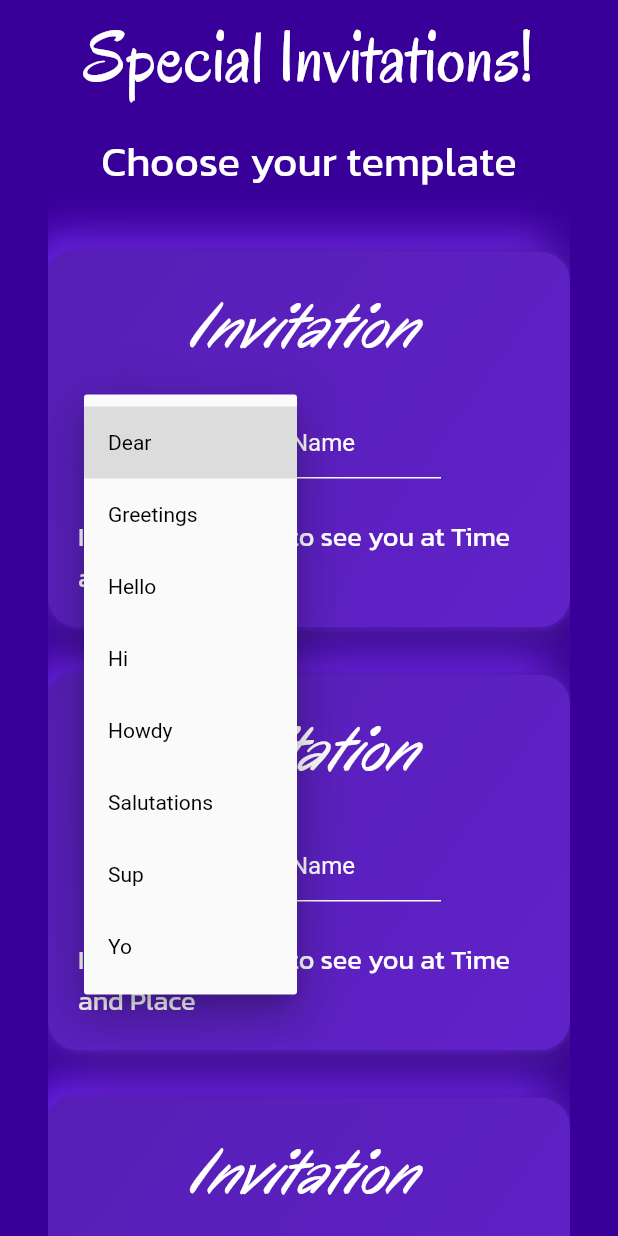
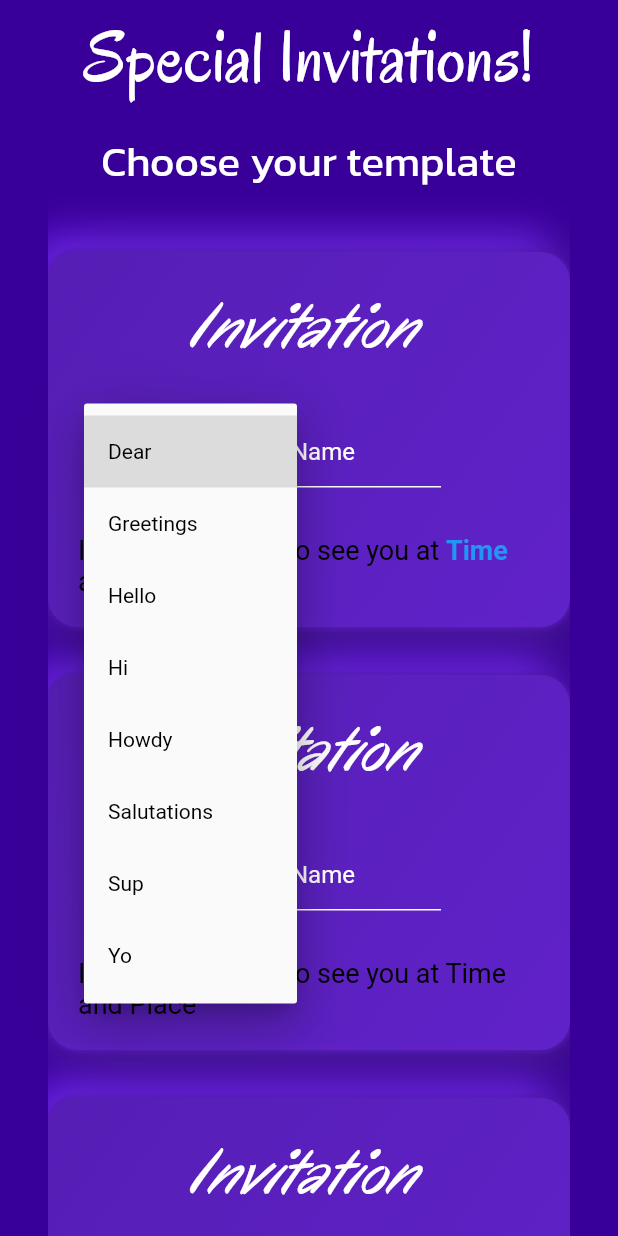
Before and after one commit to fawaz-alesayi/special-cards, a Flutter app: the screen it shows after launch, after a tap on "Dear", on a phone screen of 412 x 824 dp. Run offline on Flutter 3.47's test engine with Material 2 defaults, Android fonts, the light colour scheme and no system bars.

Commit message:
feature: make some parts of body text clickable 👆

```diff
--- /dev/null
+++ b/lib/body_text.dart
@@ -0,0 +1,40 @@
+import 'package:flutter/material.dart';
+import 'package:flutter/widgets.dart';
+import 'package:invitation_cards/utils.dart';
+
+class BodyText extends StatelessWidget {
+  final String text;
+  final List<String> userInputs;
+
+  BodyText({required this.text, required this.userInputs});
+
+  @override
+  Widget build(BuildContext context) {
+    List<String> textTokens = text.split(" ").intersperse(" ");
+    return RichText(
+      text: TextSpan(
+        style: const TextStyle(
+          fontSize: 18.0,
+          color: Colors.black,
+        ),
+        children: textTokens
+            .map( (token) {
+              if (userInputs.contains(token)) {
+                return TextSpan(
+                  text: token,
+                  style: const TextStyle(
+                    fontWeight: FontWeight.bold,
+                    color: Colors.blue,
+                  ),
+                );
+              } else {
+                return TextSpan(
+                  text: token
+                );
+              }
+            })
+            .toList(),
+      ),
+    );
+  }
+}
--- a/lib/main.dart
+++ b/lib/main.dart
@@ -94,19 +94,16 @@ class HomePage extends StatelessWidget {
             ),
             const SizedBox(height: 32),
             TemplateWidget(
-                template: Template(
-                    body: "I would be happy to see you at Time and Place",
-                    userInputs: ['Name'])),
+                body: "I would be happy to see you at Time and Place so yeah",
+                userInputs: ['Time', 'Place']),
             const SizedBox(height: 32),
             TemplateWidget(
-                template: Template(
-                    body: "I would be happy to see you at Time and Place",
-                    userInputs: ['Name'])),
+                body: "I would be happy to see you at Time and Place",
+                userInputs: ['Name']),
             const SizedBox(height: 32),
             TemplateWidget(
-                template: Template(
-                    body: "I would be happy to see you at Time and Place",
-                    userInputs: ['Name'])),
+                body: "I would be happy to see you at Time and Place",
+                userInputs: ['Name'])
           ],
         ),
       ),
--- a/lib/template.dart
+++ b/lib/template.dart
@@ -1,6 +1,8 @@
 import 'package:flutter/material.dart';
 import 'package:flutter/widgets.dart';
+import 'package:invitation_cards/body_text.dart';
 import 'package:invitation_cards/drop_down_button.dart';
+import 'package:invitation_cards/body_text.dart';
 
 class Template {
   String title;
@@ -14,21 +16,24 @@ class Template {
 }
 
 class TemplateWidget extends StatefulWidget {
-  final Template template;
+  final String title;
+  final String body;
+  final List<String> userInputs;
 
-  TemplateWidget({required this.template});
+  TemplateWidget({this.title = "Invitation", required this.body, required this.userInputs});
 
   @override
   _TemplateWidgetState createState() => _TemplateWidgetState();
 }
 
 class _TemplateWidgetState extends State<TemplateWidget> {
-  late List<String> userInputs;
+  late Template template;
 
   @override
   void initState() {
     super.initState();
-    userInputs = List.from(widget.template.userInputs);
+    template = Template(
+        body: widget.body, userInputs: widget.userInputs, title: widget.title);
   }
 
   @override
@@ -109,10 +114,9 @@ class _TemplateWidgetState extends State<TemplateWidget> {
         direction: Axis.vertical,
         mainAxisAlignment: MainAxisAlignment.spaceBetween,
         children: [
-          Text(widget.template.title,
+          Text(widget.title,
               style: Theme.of(context).textTheme.headline3),
           Row(
-
             children: [
               const Padding(
                 padding: EdgeInsets.symmetric(horizontal: 20.0),
@@ -133,7 +137,7 @@ class _TemplateWidgetState extends State<TemplateWidget> {
                   ),
                   onChanged: (value) {
                     setState(() {
-                      userInputs[0] = value;
+                      widget.userInputs[0] = value;
                     });
                   },
                 ),
@@ -142,8 +146,7 @@ class _TemplateWidgetState extends State<TemplateWidget> {
           ),
           Wrap(
             children: [
-              Text(widget.template.body,
-                  style: Theme.of(context).textTheme.bodyText1)
+              BodyText(text: widget.body, userInputs: widget.userInputs),
             ],
           ),
         ],
--- /dev/null
+++ b/lib/utils.dart
@@ -0,0 +1,22 @@
+extension ListExtension<T> on List<T> {
+  /// check if this list contains any of the elements in another list
+  bool containsAny(List<T> other) {
+    Set<T> thisSet = Set.from(this);
+    Set<T> otherSet = Set.from(other);
+    return thisSet.intersection(otherSet).isNotEmpty;
+  }
+
+  /// adds an element between each element in the list
+  ///
+  /// [separator] is the element to add between each element
+  List<T> intersperse(T separator) {
+    List<T> result = [];
+    for (int i = 0; i < this.length; i++) {
+      result.add(this[i]);
+      if (i != this.length - 1) {
+        result.add(separator);
+      }
+    }
+    return result;
+  }
+}
```
